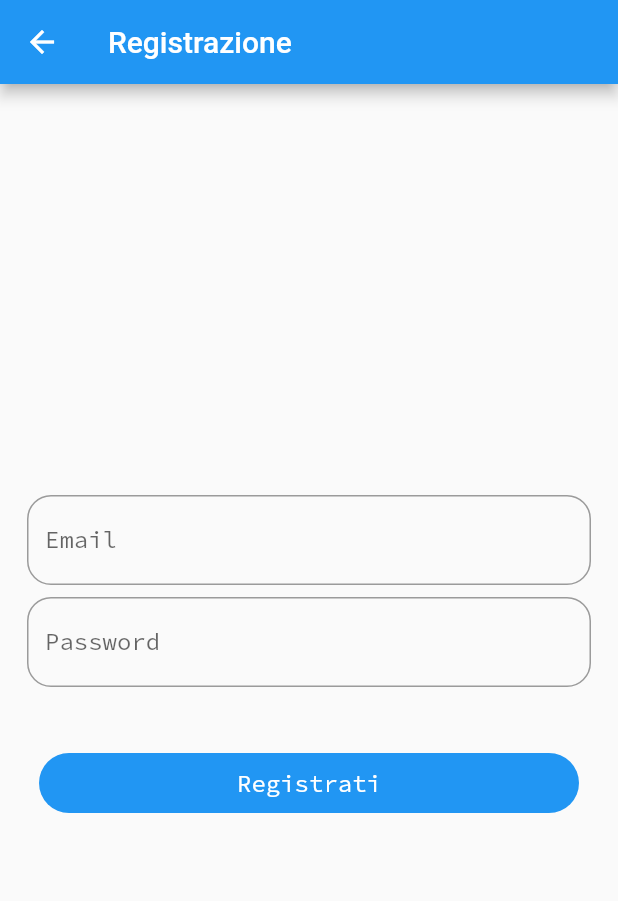
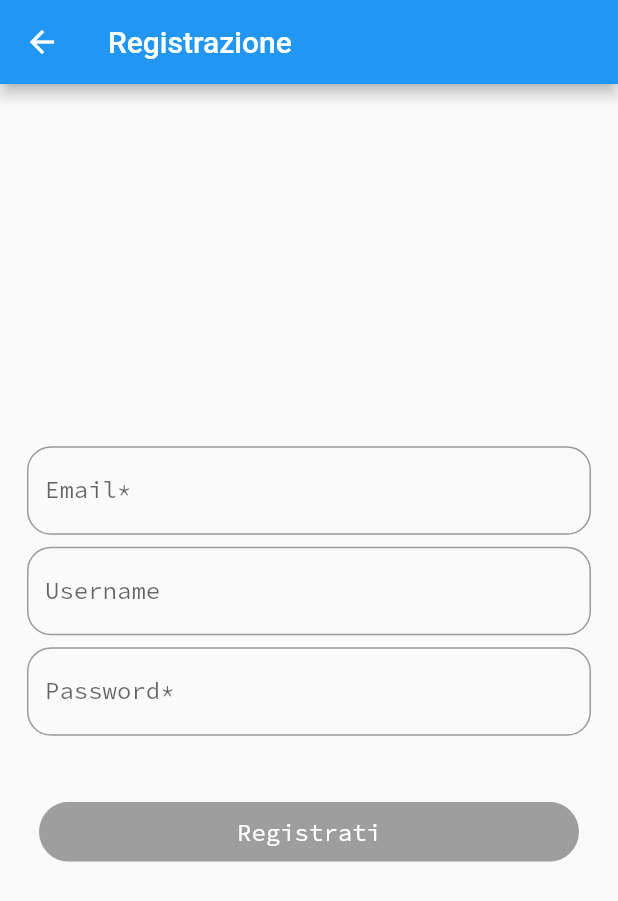
Before and after one commit to bruzzers/SiumNotification, a Flutter app: the RegistrationScreen screen opened by its route, on a phone screen of 412 x 824 dp. Shown: the top 901 px of the screen. Run offline on Flutter 3.47's test engine with Material 2 defaults, Android fonts, the phone set to English and light mode, and no system bars; our stand-ins replace bloc, easy_localization, equatable, firebase_auth, firebase_core, flutter_bloc and 1 more; accounts and stored records are empty; project files that could hold a hidden picture were left out.

Commit message:
finish registration

```diff
--- a/sium_notification/lib/core/constants/text_styles.dart
+++ b/sium_notification/lib/core/constants/text_styles.dart
@@ -6,6 +6,19 @@ const TextStyle sium16Regular = TextStyle(
   fontFamily: 'Source Code Pro',
   fontWeight: FontWeight.w400,
   fontSize: 16,
+);
+
+const TextStyle sium12Regular = TextStyle(
+  fontFamily: 'Source Code Pro',
+  fontWeight: FontWeight.w400,
+  fontSize: 12,
+);
+
+const TextStyle sium12RegularRed = TextStyle(
+  fontFamily: 'Source Code Pro',
+  fontWeight: FontWeight.w400,
+  fontSize: 12,
+  color: Colors.red
 );
 
 const TextStyle sium16RegularUnderline = TextStyle(
--- a/sium_notification/lib/features/registration/presentation/cubit/registration_state.dart
+++ b/sium_notification/lib/features/registration/presentation/cubit/registration_state.dart
@@ -1,20 +1,37 @@
 part of 'registration_cubit.dart';
 
 class RegistrationState extends BaseState{
+  final Map<String, String?>? errors;
   final bool? isLoading;
+
+  bool get ctaIsEnabled {
+    if(errors?.containsKey("email") == true && errors?.containsKey("psw") == true){
+      if(errors?["email"] == null && errors?["psw"] == null){
+        return true;
+      }else{
+        return false;
+      }
+    }else{
+      return false;
+    }
+  }
 
   @override
   // TODO: implement props
-  List<Object?> get props => [isLoading];
+  List<Object?> get props => [isLoading, errors];
 
   RegistrationState({
-    this.isLoading,
+    this.errors,
+    this.isLoading
   });
 
   RegistrationState copyWith({
+    Map<String, String?>? errors,
     bool? isLoading,
+    bool? ctaIsEnabled,
   }) {
     return RegistrationState(
+      errors: errors ?? this.errors,
       isLoading: isLoading ?? this.isLoading,
     );
   }
--- a/sium_notification/lib/features/registration/presentation/screen/registration_screen.dart
+++ b/sium_notification/lib/features/registration/presentation/screen/registration_screen.dart
@@ -23,10 +23,12 @@ class RegistrationScreen extends StatelessWidget {
                     controller:
                         context.read<RegistrationCubit>().emailController,
                     decoration: InputDecoration(
-                      labelText: "Email",
+                      labelText: "Email*",
+                      errorText: state.errors?["email"],
+                      errorStyle: sium12RegularRed,
                       labelStyle: sium16Regular,
                       hintText: "Inserisci la tua mail",
-                      hintStyle: sium16Regular,
+                      hintStyle: sium12Regular,
                       border: OutlineInputBorder(
                         borderRadius: BorderRadius.circular(16.0),
                       ),
@@ -36,12 +38,30 @@ class RegistrationScreen extends StatelessWidget {
                     padding: const EdgeInsets.only(top: 8.0),
                     child: TextFormField(
                       controller:
+                      context.read<RegistrationCubit>().usernameController,
+                      decoration: InputDecoration(
+                        labelText: "Username",
+                        labelStyle: sium16Regular,
+                        hintText: "Inserisci il tuo username (Facoltativo)",
+                        hintStyle: sium12Regular,
+                        border: OutlineInputBorder(
+                          borderRadius: BorderRadius.circular(16.0),
+                        ),
+                      ),
+                    ),
+                  ),
+                  Padding(
+                    padding: const EdgeInsets.only(top: 8.0),
+                    child: TextFormField(
+                      controller:
                           context.read<RegistrationCubit>().pswController,
                       decoration: InputDecoration(
-                        labelText: "Password",
+                        errorText: state.errors?["psw"],
+                        errorStyle: sium12RegularRed,
+                        labelText: "Password*",
                         labelStyle: sium16Regular,
                         hintText: "Inserisci la tua password",
-                        hintStyle: sium16Regular,
+                        hintStyle: sium12Regular,
                         border: OutlineInputBorder(
                           borderRadius: BorderRadius.circular(16.0),
                         ),
@@ -53,8 +73,8 @@ class RegistrationScreen extends StatelessWidget {
                     child: SiumButton(
                       color: Colors.blue,
                       text: "Registrati",
-                      onTap: () =>
-                          context.read<RegistrationCubit>().registerUser(),
+                      onTap: state.ctaIsEnabled == true ? () =>
+                          context.read<RegistrationCubit>().registerUser() : null,
                     ),
                   )
                 ],
--- a/sium_notification/lib/features/registration/repository/registration_repository_impl.dart
+++ b/sium_notification/lib/features/registration/repository/registration_repository_impl.dart
@@ -1,4 +1,3 @@
-import 'package:firebase_auth/firebase_auth.dart';
 import 'package:sium_notification/features/registration/repository/registration_repository.dart';
 import 'package:sium_notification/utils/firebase/firebase_utils.dart';
 
--- a/sium_notification/lib/utils/di_service.dart
+++ b/sium_notification/lib/utils/di_service.dart
@@ -6,13 +6,17 @@ import 'package:sium_notification/features/registration/repository/registration_
 import 'package:sium_notification/features/registration/repository/registration_repository_impl.dart';
 import 'package:sium_notification/utils/firebase/firebase_utils.dart';
 import 'package:sium_notification/utils/firebase/firebase_utils_impl.dart';
+import 'package:sium_notification/utils/validator/fields_validator.dart';
+import 'package:sium_notification/utils/validator/fields_validator_impl.dart';
 
 Future<void> init() async{
   Get.put<FirebaseUtils>(FirebaseUtilsImpl());
   Get.put<LoginRepository>(LoginRepositoryImpl());
   Get.put<RegistrationRepository>(RegistrationRepositoryImpl(firebaseUtils));
+  Get.put<FieldsValidator>(FieldsValidatorImpl());
 }
 
 FirebaseUtils get firebaseUtils => Get.find<FirebaseUtils>();
 LoginRepository get loginRepo => Get.find<LoginRepository>();
 RegistrationRepository get registrationRepo => Get.find<RegistrationRepository>();
+FieldsValidator get validator => Get.find<FieldsValidator>();
--- a/sium_notification/lib/utils/firebase/firebase_utils_impl.dart
+++ b/sium_notification/lib/utils/firebase/firebase_utils_impl.dart
@@ -11,7 +11,8 @@ class FirebaseUtilsImpl extends FirebaseUtils{
       final res = await firebase.createUserWithEmailAndPassword(
           email: email ?? "", password: password ?? "");
       if(res.user != null){
-        return UserModel(email: res.user?.email, userName: res.user?.displayName);
+        await res.user?.updateDisplayName(username);
+        return UserModel(email: res.user?.email, userName: res.user?.displayName,);
       }else{
         return const UserModel(errorDetail: "Error");
       }
--- a/sium_notification/lib/utils/routes.dart
+++ b/sium_notification/lib/utils/routes.dart
@@ -34,7 +34,7 @@ class Routes{
     GetPage(
       name: registration,
       page: () => BlocProvider(
-        create: (_) => RegistrationCubit(registrationRepo),
+        create: (_) => RegistrationCubit(registrationRepo, validator),
         child: RegistrationScreen(),
       ),
     ),
```
Also changed, not shown: sium_notification/lib/features/registration/presentation/cubit/registration_cubit.dart (+43 -5 lines), sium_notification/lib/utils/validator/fields_validator_impl.dart (+5 -2 lines), 2 other files.
